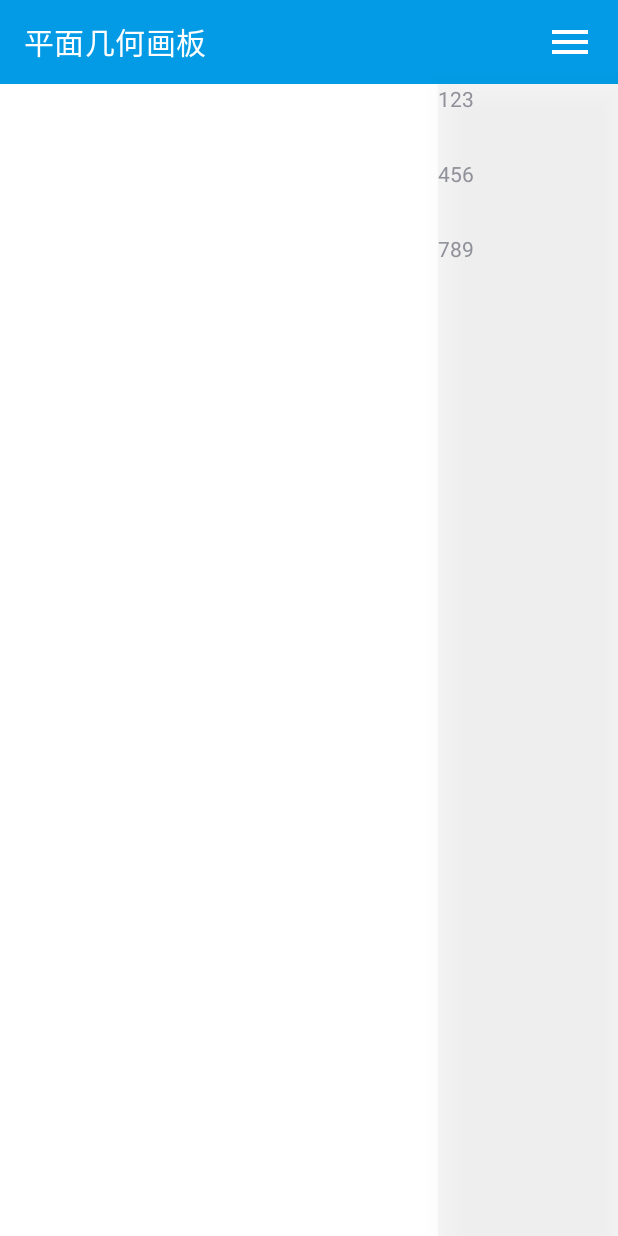
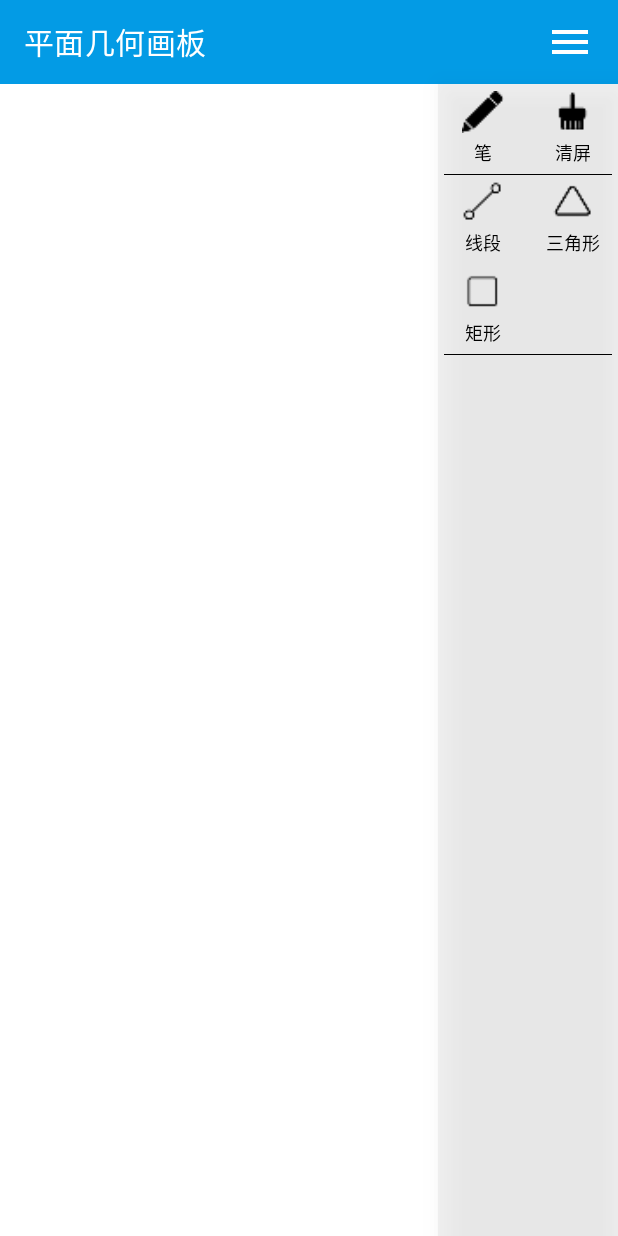
Before and after one commit to quincytann/PlaneGeometrySketchpad, an Android app: the screen it shows after launch (MainActivity), with the side drawer open, on a phone screen of 412 x 824 dp. Run offline under Robolectric (Android 15) with nearby library versions, the phone set to English and light mode, and no system bars.

Commit message:
add 侧边菜单栏部分选项item

```diff
--- a/app/src/main/res/layout/draw_layout.xml
+++ b/app/src/main/res/layout/draw_layout.xml
@@ -49,7 +49,7 @@
         android:layout_height="match_parent"
         android:layout_marginTop="?attr/actionBarSize"
         android:orientation="vertical"
-        android:background="@color/light_gray">
+        android:background="@color/light_gray_30">
     </com.example.planegeometry.views.MenuView>
 
 </androidx.drawerlayout.widget.DrawerLayout>
--- a/app/src/main/res/layout/menu_view_layout.xml
+++ b/app/src/main/res/layout/menu_view_layout.xml
@@ -1,19 +1,131 @@
 <?xml version="1.0" encoding="utf-8"?>
-<merge xmlns:android="http://schemas.android.com/apk/res/android">
-    <TextView
-        android:layout_width="50dp"
-        android:layout_height="50dp"
-        android:text="123"
-        />
+<merge xmlns:android="http://schemas.android.com/apk/res/android"
+    xmlns:app="http://schemas.android.com/apk/res-auto">
+    <androidx.constraintlayout.widget.ConstraintLayout
+        android:id="@+id/container"
+        android:layout_width="match_parent"
+        android:layout_height="match_parent">
 
-    <TextView
-        android:layout_width="50dp"
-        android:layout_height="50dp"
-        android:text="456"
-        />
-    <TextView
-        android:layout_width="50dp"
-        android:layout_height="50dp"
-        android:text="789"
-        />
+        <LinearLayout
+            android:id="@+id/item_pen"
+            android:layout_width="60dp"
+            android:layout_height="60dp"
+            app:layout_constraintLeft_toLeftOf="parent"
+            app:layout_constraintTop_toTopOf="parent"
+            android:orientation="vertical"
+            android:gravity="center">
+            <ImageView
+                android:layout_width="28dp"
+                android:layout_height="28dp"
+                android:src="@drawable/pen"/>
+            <TextView
+                android:layout_width="wrap_content"
+                android:layout_height="wrap_content"
+                android:layout_marginTop="4dp"
+                android:textColor="@color/black"
+                android:text="@string/menu_items_pen"
+                android:textSize="12sp"/>
+        </LinearLayout>
+
+        <LinearLayout
+            android:id="@+id/item_clear"
+            android:layout_width="60dp"
+            android:layout_height="60dp"
+            app:layout_constraintLeft_toRightOf="@id/item_pen"
+            app:layout_constraintTop_toTopOf="parent"
+            android:orientation="vertical"
+            android:gravity="center">
+            <ImageView
+                android:layout_width="28dp"
+                android:layout_height="28dp"
+                android:src="@drawable/clear"/>
+            <TextView
+                android:layout_width="wrap_content"
+                android:layout_height="wrap_content"
+                android:layout_marginTop="4dp"
+                android:textColor="@color/black"
+                android:text="@string/menu_items_clear"
+                android:textSize="12sp"/>
+        </LinearLayout>
+
+        <View
+            app:layout_constraintTop_toBottomOf="@id/item_pen"
+            android:layout_width="match_parent"
+            android:layout_height="0.5dp"
+            android:layout_marginStart="4dp"
+            android:layout_marginEnd="4dp"
+            android:background="@color/black"/>
+
+        <LinearLayout
+            android:id="@+id/item_segment"
+            android:layout_width="60dp"
+            android:layout_height="60dp"
+            app:layout_constraintTop_toBottomOf="@id/item_pen"
+            app:layout_constraintLeft_toLeftOf="parent"
+            android:orientation="vertical"
+            android:gravity="center">
+            <ImageView
+                android:layout_width="28dp"
+                android:layout_height="28dp"
+                android:src="@drawable/segment"/>
+            <TextView
+                android:layout_width="wrap_content"
+                android:layout_height="wrap_content"
+                android:layout_marginTop="4dp"
+                android:textColor="@color/black"
+                android:text="@string/menu_items_segment"
+                android:textSize="12sp"/>
+        </LinearLayout>
+
+        <LinearLayout
+            android:id="@+id/item_triangle"
+            android:layout_width="60dp"
+            android:layout_height="60dp"
+            app:layout_constraintTop_toBottomOf="@id/item_clear"
+            app:layout_constraintLeft_toRightOf="@id/item_segment"
+            android:orientation="vertical"
+            android:gravity="center">
+            <ImageView
+                android:layout_width="28dp"
+                android:layout_height="28dp"
+                android:src="@drawable/triangle"/>
+            <TextView
+                android:layout_width="wrap_content"
+                android:layout_height="wrap_content"
+                android:layout_marginTop="4dp"
+                android:textColor="@color/black"
+                android:text="@string/menu_items_triangle"
+                android:textSize="12sp"/>
+        </LinearLayout>
+
+        <LinearLayout
+            android:id="@+id/item_rectangular"
+            android:layout_width="60dp"
+            android:layout_height="60dp"
+            app:layout_constraintTop_toBottomOf="@id/item_segment"
+            app:layout_constraintLeft_toLeftOf="parent"
+            android:orientation="vertical"
+            android:gravity="center">
+            <ImageView
+                android:layout_width="28dp"
+                android:layout_height="28dp"
+                android:src="@drawable/rectangular"/>
+            <TextView
+                android:layout_width="wrap_content"
+                android:layout_height="wrap_content"
+                android:layout_marginTop="4dp"
+                android:textColor="@color/black"
+                android:text="@string/menu_items_rectangular"
+                android:textSize="12sp"/>
+        </LinearLayout>
+
+        <View
+            app:layout_constraintTop_toBottomOf="@id/item_rectangular"
+            android:layout_width="match_parent"
+            android:layout_height="0.5dp"
+            android:layout_marginStart="4dp"
+            android:layout_marginEnd="4dp"
+            android:background="@color/black"/>
+
+    </androidx.constraintlayout.widget.ConstraintLayout>
 </merge>
--- a/app/src/main/res/values/colors.xml
+++ b/app/src/main/res/values/colors.xml
@@ -7,6 +7,8 @@
     <color name="teal_700">#FF018786</color>
     <color name="black">#FF000000</color>
     <color name="white">#FFFFFFFF</color>
+    <color name="white_50">#7fFFFFFF</color>
+
     <color name="light_blue_600">#FF039BE5</color>
     <color name="light_blue_900">#FF01579B</color>
     <color name="light_blue_A200">#FF40C4FF</color>
@@ -18,6 +20,10 @@
     <color name="colorAccent">#D81B60</color>
 
     <color name="transparentColor">#00000000</color>
-    <color name="light_gray">#33D3D3D3</color>
+    <color name="light_gray">#D3D3D3</color>
+    <color name="light_gray_30">#4dD3D3D3</color>
+    <color name="light_gray_50">#7fD3D3D3</color>
+
+    <color name="grey">#BEBEBE</color>
 
 </resources>
--- a/app/src/main/res/values/strings.xml
+++ b/app/src/main/res/values/strings.xml
@@ -2,4 +2,12 @@
     <string name="app_name">平面几何画板</string>
     <string name="dummy_button">Dummy Button</string>
     <string name="dummy_content">DUMMY\nCONTENT</string>
+
+    <string name="menu_items_pen">笔</string>
+    <string name="menu_items_clear">清屏</string>
+    <string name="menu_items_eraser">删除</string>
+    <string name="menu_items_segment">线段</string>
+    <string name="menu_items_triangle">三角形</string>
+    <string name="menu_items_rectangular">矩形</string>
+
 </resources>
```
Also changed, not shown: app/src/main/res/drawable-xxhdpi/back.png (added), app/src/main/res/drawable-xxhdpi/clear.png (added), app/src/main/res/drawable-xxhdpi/eraser.png (added), app/src/main/res/drawable-xxhdpi/forward.png (added), app/src/main/res/drawable-xxhdpi/pen.png (added), app/src/main/res/drawable-xxhdpi/rectangular.png (added), app/src/main/res/drawable-xxhdpi/segment.png (added), app/src/main/res/drawable-xxhdpi/triangle.png (added).
